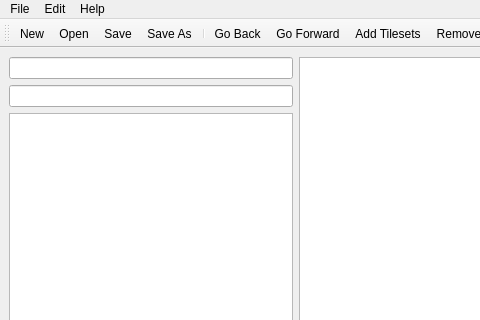
Unjammer/TileZed, file src/tiled/tiledefdialog.ui: the form before one commit; both pictures show x 0 to 480 and y 0 to 320 of the 878 by 553 pixel window.
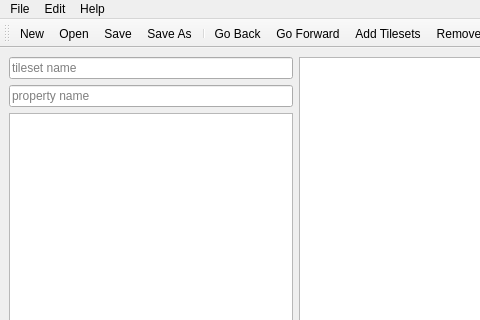
The form after the commit. Icons and pictures are not drawn. Custom widgets are drawn as their Qt base class.

Commit message: Added tileset-name filters in various places.

What changed in the file:
```diff
--- a/src/tiled/tiledefdialog.ui
+++ b/src/tiled/tiledefdialog.ui
@@ -28,10 +28,21 @@
         <item>
          <layout class="QVBoxLayout" name="tilesetLayout">
           <item>
-           <widget class="QLineEdit" name="tilesetFilter"/>
+           <widget class="QLineEdit" name="tilesetFilter">
+            <property name="placeholderText">
+             <string>tileset name</string>
+            </property>
+            <property name="clearButtonEnabled">
+             <bool>true</bool>
+            </property>
+           </widget>
           </item>
           <item>
-           <widget class="QLineEdit" name="propertyFilter"/>
+           <widget class="QLineEdit" name="propertyFilter">
+            <property name="placeholderText">
+             <string>property name</string>
+            </property>
+           </widget>
           </item>
           <item>
            <widget class="QListWidget" name="tilesets">
```
The commit also changes 12 other files.
